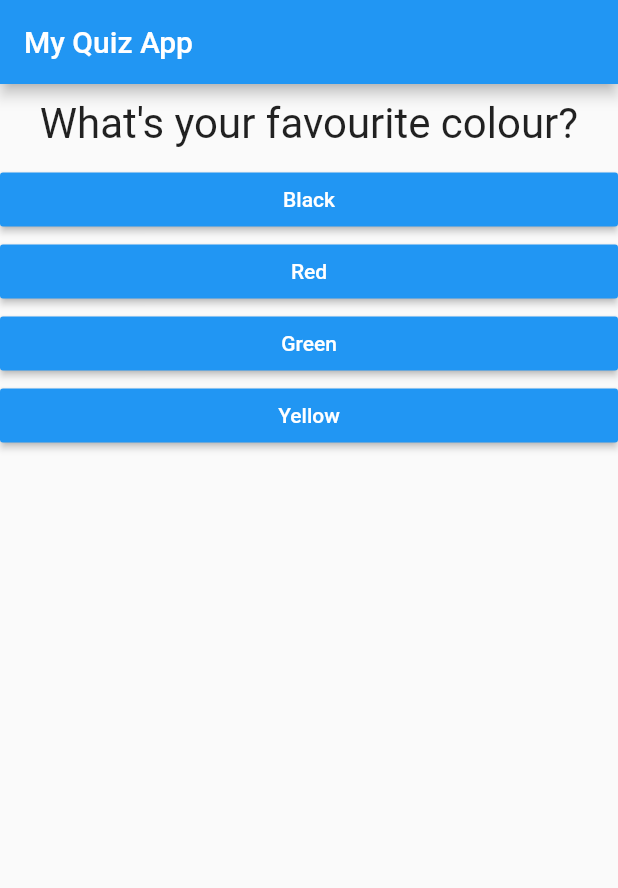
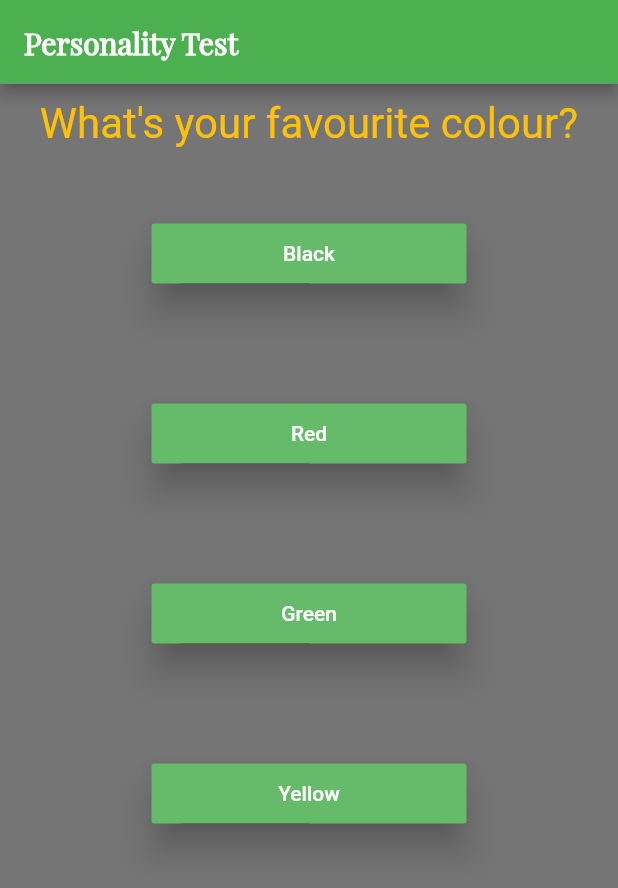
Before and after one commit to ashishdas1997/Personality_Quiz, a Flutter app: the screen it shows after launch, on a phone screen of 412 x 824 dp. Shown: the top 888 px of the screen. Run offline on Flutter 3.47's test engine with Material 2 defaults, Android fonts, the phone set to English and light mode, and no system bars; Roboto replaces fonts that are missing (Playfair Display).

Commit message:
Ui changes

```diff
--- a/lib/answer.dart
+++ b/lib/answer.dart
@@ -6,14 +6,21 @@ class Answer extends StatelessWidget {
   Answer(this.selectHandler, this.answerText);
   @override
   Widget build(BuildContext context) {
-    return Container(
-      width: double.infinity,
-      child:RaisedButton(
-        child: Text(answerText),
-        textColor: Colors.white,
-        color: Colors.blue,
-        onPressed: selectHandler,
-      ) ,
-    );
+    return
+        Container(
+            height: 80,
+            margin: EdgeInsets.all(20),
+            padding: EdgeInsets.all(20),
+            width: 250,
+            child:SizedBox(
+              child: RaisedButton(
+                elevation: 10,
+                child: Text(answerText),
+                textColor: Colors.white,
+                color: Colors.green.shade400,
+                onPressed: selectHandler,
+              ),
+            ) ,
+        );
   }
 }
--- a/lib/main.dart
+++ b/lib/main.dart
@@ -12,21 +12,18 @@ class MyApp extends StatefulWidget {
 }
 
 class MyAppState extends State<MyApp> {
+  var questionIndex = 0;
+  int totalScore = 0;
 
-  var questionIndex = 0;
-  int totalScore= 0;
-
-  void resetQuiz(){
+  void resetQuiz() {
     setState(() {
       questionIndex = 0;
-      totalScore =0;
+      totalScore = 0;
     });
   }
 
-
   void answerQuestion(int score) {
-
-    totalScore= totalScore + score;
+    totalScore = totalScore + score;
     setState(() {
       questionIndex++;
     });
@@ -40,57 +37,61 @@ class MyAppState extends State<MyApp> {
       {
         'questionText': "What's your favourite colour?",
         'answers': [
-          {'text': 'Black' , 'score': 10},
-          {'text': 'Red', 'score' : 5},
-          {'text': 'Green', 'score' : 3},
-          {'text': 'Yellow' , 'score' : 1}
-          ],
+          {'text': 'Black', 'score': 10},
+          {'text': 'Red', 'score': 5},
+          {'text': 'Green', 'score': 3},
+          {'text': 'Yellow', 'score': 1}
+        ],
       },
       {
         'questionText': " What's your favorite animal?",
         'answers': [
-          {'text': 'Dog', 'score' : 1},
-          {'text': 'Cat', 'score' : 5},
-          {'text': 'Elephant', 'score' : 3},
-          {'text': 'Shark', 'score' : 10},
-
-
+          {'text': 'Dog', 'score': 1},
+          {'text': 'Cat', 'score': 5},
+          {'text': 'Elephant', 'score': 3},
+          {'text': 'Shark', 'score': 10},
         ],
       },
       {
         'questionText': " What's your favorite genre?",
         'answers': [
-          {'text': 'Romance', 'score' : 1},
-          {'text': 'Thriller', 'score' : 5},
-          {'text': 'Horror', 'score' : 3},
-          {'text': 'Dark Humour', 'score' : 10},
-
-
+          {'text': 'Romance', 'score': 1},
+          {'text': 'Thriller', 'score': 5},
+          {'text': 'Horror', 'score': 3},
+          {'text': 'Dark Humour', 'score': 10},
         ],
       },
       {
         'questionText': " Who do you think is a better Leader?",
         'answers': [
-          {'text': 'Modi', 'score' : 1},
-          {'text': 'Trump', 'score' : 5},
-          {'text': 'Putin', 'score' : 3},
-          {'text': 'Kim Jong', 'score' : 10},
-
-
+          {'text': 'Modi', 'score': 1},
+          {'text': 'Trump', 'score': 5},
+          {'text': 'Putin', 'score': 3},
+          {'text': 'Kim Jong', 'score': 10},
         ],
       }
-
     ];
 
     return MaterialApp(
+        theme: ThemeData(
+            fontFamily: 'Playfair Display',
+            primaryColor: Colors.black,
+            accentColor: Colors.teal),
         home: Scaffold(
-            appBar: AppBar(title: Text('My Quiz App')),
-            body: questionIndex < questions.length
-                ? Quiz(answerQuestion: answerQuestion,
-                questionIndex: questionIndex,
-                questions: questions)
-                :Result(totalScore, resetQuiz),
-                )
-    );
+          backgroundColor: Colors.black54,
+          appBar: AppBar(
+            backgroundColor: Colors.green,
+              title: Text(
+            'Personality Test',
+            style: TextStyle(
+                fontFamily: 'PlayfairDisplay', fontWeight: FontWeight.w900),
+          )),
+          body: questionIndex < questions.length
+              ? Quiz(
+                  answerQuestion: answerQuestion,
+                  questionIndex: questionIndex,
+                  questions: questions)
+              : Result(totalScore, resetQuiz),
+        ));
   }
 }
--- a/lib/question.dart
+++ b/lib/question.dart
@@ -12,6 +12,7 @@ class Question extends StatelessWidget {
       child: Text(
         questionText,
         style: TextStyle(
+          color: Colors.amber,
           fontSize: 28,
         ),
         textAlign: TextAlign.center,
--- a/lib/result.dart
+++ b/lib/result.dart
@@ -32,6 +32,7 @@ class Result extends StatelessWidget {
           children: <Widget>[
             Text(resultPhrase,
             style: TextStyle(
+              color: Colors.amber,
               fontSize: 36,
               fontWeight: FontWeight.bold,
 
```
Also changed, not shown: pubspec.yaml (+10 -12 lines), fonts/Lobster-Regular.ttf (added), fonts/PlayfairDisplay-Regular.ttf (added).
